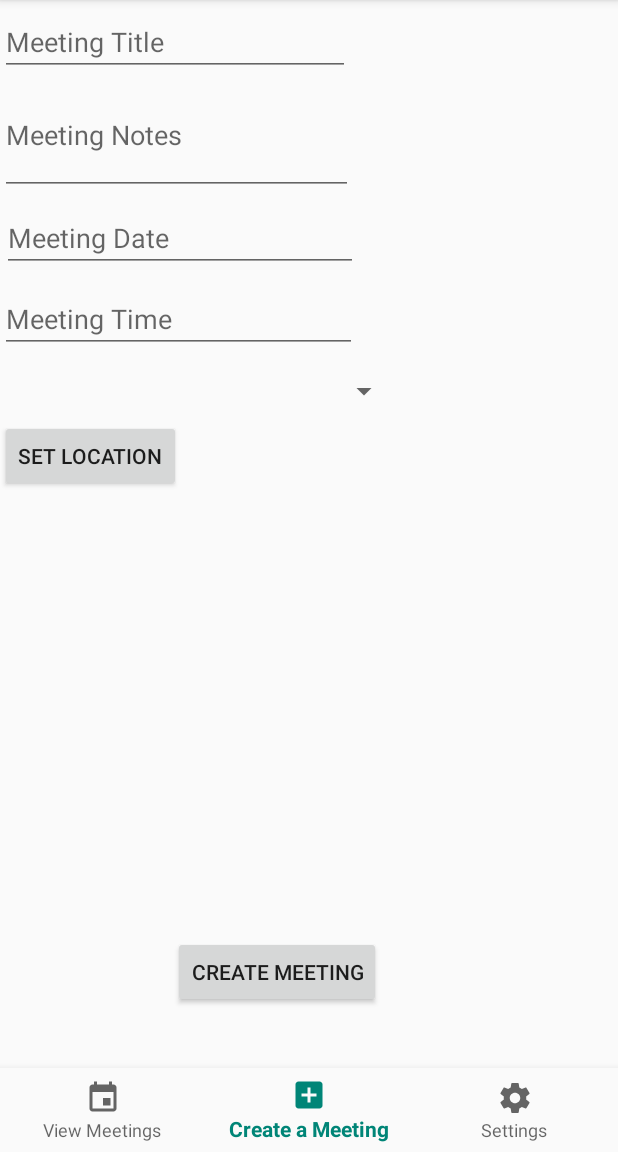
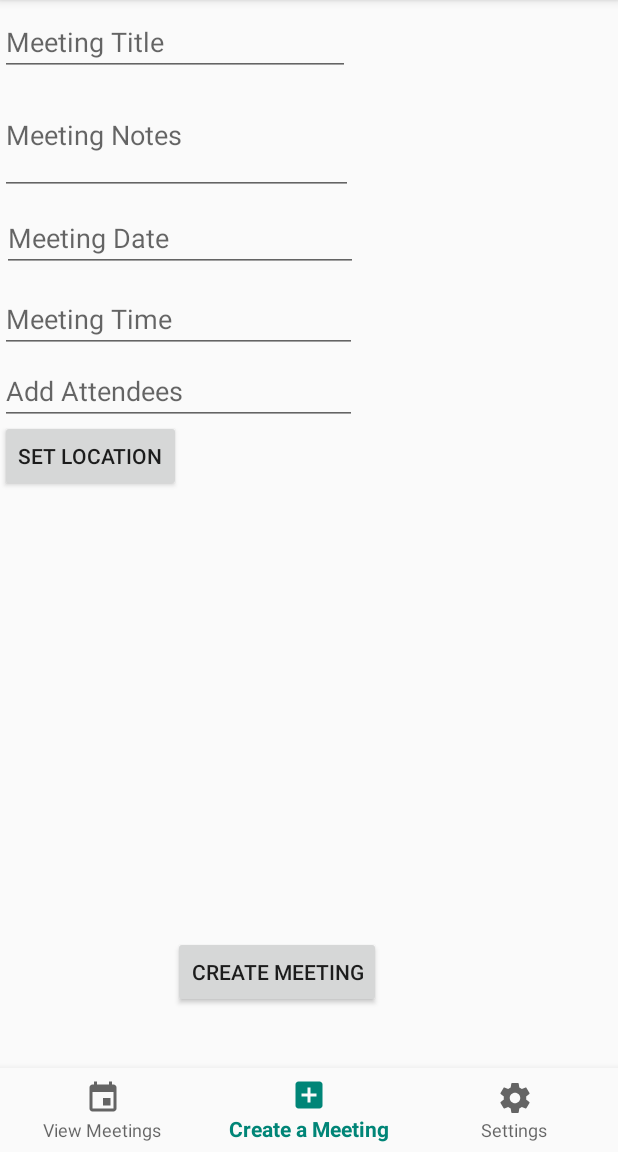
Before and after one commit to WisKhalifa/Meetballs, an Android app: the screen it shows after launch (MainActivity), item 2 of the bottom bar chosen, on a phone screen of 412 x 824 dp, the part 84-1236 px from its top. Run offline under Robolectric (Android 15) with nearby library versions, the phone set to English and light mode, and no system bars.

Commit message:
WORKING ATTENDEES Left: settings design clean up

```diff
--- a/app/src/main/java/com/example/wis/meetballs/CreateFragment.java
+++ b/app/src/main/java/com/example/wis/meetballs/CreateFragment.java
@@ -7,23 +7,19 @@ import android.support.v4.app.Fragment;
 import android.view.LayoutInflater;
 import android.view.View;
 import android.view.ViewGroup;
+import android.widget.ArrayAdapter;
+import android.widget.AutoCompleteTextView;
 import android.widget.Button;
 import android.widget.EditText;
 import android.widget.Toast;
 
-import com.google.android.gms.maps.GoogleMap;
-import com.google.android.gms.maps.MapView;
-import com.google.android.gms.maps.model.LatLng;
 
 
 public class CreateFragment extends Fragment {
 
 
     protected EditText titleEdit, notesEdit, dateEdit, timeEdit;
-    static LatLng coord;
-
-    GoogleMap mMap;
-    MapView mMapView;
+    protected AutoCompleteTextView attendeeEdit;
 
     @Nullable
     @Override
@@ -36,6 +32,7 @@ public class CreateFragment extends Fragment {
         notesEdit = view.findViewById(R.id.MeetingNotes);
         dateEdit = view.findViewById(R.id.MeetingDate);
         timeEdit = view.findViewById(R.id.MeetingTime);
+        attendeeEdit = view.findViewById(R.id.AddAttendee);
 
 
         Button createMeetingButton, locationButton;
@@ -51,17 +48,13 @@ public class CreateFragment extends Fragment {
         locationButton.setOnClickListener(new View.OnClickListener() {
             @Override
             public void onClick(View view) {
-
-
                 startActivity(i);
-
-                i.getDoubleExtra("LATIUDE", MapsActivity.lat);
-                i.getDoubleExtra("LONGITUDE", MapsActivity.longi);
-                System.out.println("lat" + MapsActivity.lat);
-                System.out.println("long" + MapsActivity.longi);
-
             }
         });
+
+        ArrayAdapter<String> adapter = new ArrayAdapter<String>(getContext(),
+                R.layout.attendee_layout, R.id.pastAttendee, FileHandler.findAttendees(this.getContext()));
+        attendeeEdit.setAdapter(adapter);
 
 
         return view;
@@ -75,6 +68,7 @@ public class CreateFragment extends Fragment {
         String notes = this.notesEdit.getText().toString();
         String date = this.dateEdit.getText().toString();
         String time = this.timeEdit.getText().toString();
+        String attend = this.attendeeEdit.getText().toString();
         Double lat = MapsActivity.lat;
         Double longi = MapsActivity.longi;
         FileHandler fh = new FileHandler(getContext());
@@ -90,9 +84,19 @@ public class CreateFragment extends Fragment {
         if (notes.equals("")) {
             valid = false;
         }
+        if (time.equals("")) {
+            valid = false;
+        }
+
+        if (attend.equals("")) {
+            valid = false;
+        }
 
         if (valid) {
-            fh.createMeeting(title, notes, date, time, lat, longi);
+
+            String[] names = attend.split(" ");
+
+            fh.createMeeting(title, notes, date, time, lat, longi, names);
         } else {
             Toast.makeText(this.getContext(), "Enter data", Toast.LENGTH_SHORT).show();
         }
--- a/app/src/main/java/com/example/wis/meetballs/FileHandler.java
+++ b/app/src/main/java/com/example/wis/meetballs/FileHandler.java
@@ -18,6 +18,19 @@ public class FileHandler {
 
     public FileHandler(Context context) {
         this.context = context;
+    }
+
+    public static List<String> findAttendees(Context c) {
+        List<String> names = new ArrayList<>();
+        List<Meeting> meets = displayMeeting(c);
+
+        for (Meeting m : meets) {
+            for (String s : m.getAttendees()) {
+                names.add(s);
+            }
+        }
+
+        return names;
     }
 
 
@@ -41,6 +54,11 @@ public class FileHandler {
                     m.setLat(Double.parseDouble(ms[4]));
                     m.setLongi(Double.parseDouble(ms[5]));
 
+                    String[] names = ms[6].split(";");
+                    for (String s : names) {
+                        m.getAttendees().add(s);
+                    }
+
                     meeting.add(m);
                 }
 
@@ -55,7 +73,7 @@ public class FileHandler {
         return meeting;
     }
 
-    public void createMeeting(String title, String notes, String date, String time, double lat, double longi) {
+    public void createMeeting(String title, String notes, String date, String time, double lat, double longi, String[] attendees) {
 
 
         try {
@@ -73,6 +91,10 @@ public class FileHandler {
             outputStreamWriter.write(Double.toString(lat));
             outputStreamWriter.write(",");
             outputStreamWriter.write(Double.toString(longi));
+            outputStreamWriter.write(",");
+            for (String s : attendees) {
+                outputStreamWriter.write(s + ";");
+            }
             outputStreamWriter.write("\n");
             outputStreamWriter.close();
 
--- a/app/src/main/res/layout/activity_alert_dialog_custom_view_display_meeting.xml
+++ b/app/src/main/res/layout/activity_alert_dialog_custom_view_display_meeting.xml
@@ -37,6 +37,11 @@
         android:layout_width="wrap_content"
         android:layout_height="wrap_content" />
 
+    <TextView
+        android:id="@+id/dialogMeetingAttend"
+        android:layout_width="wrap_content"
+        android:layout_height="wrap_content" />
+
     <Button
         android:id="@+id/meetingLocation"
         android:layout_width="wrap_content"
--- a/app/src/main/res/layout/fragment_create.xml
+++ b/app/src/main/res/layout/fragment_create.xml
@@ -53,15 +53,17 @@
         android:hint="@string/time"
         tools:text="@tools:sample/date/hhmm" />
 
-    <Spinner
-        android:id="@+id/spinner"
-        android:layout_width="239dp"
-        android:layout_height="40dp"
-        android:layout_alignBottom="@+id/MeetingDate"
-        android:layout_alignParentEnd="true"
-        android:layout_marginEnd="145dp"
-        android:layout_marginBottom="-99dp"
-        android:hint="@string/attendees" />
+    <AutoCompleteTextView
+        android:id="@+id/AddAttendee"
+        android:layout_width="238dp"
+        android:layout_height="wrap_content"
+
+        android:layout_alignParentTop="true"
+        android:layout_centerVertical="true"
+        android:layout_marginStart="0dp"
+        android:layout_marginTop="238dp"
+        android:layout_marginBottom="40dp"
+        android:hint="Add Attendees" />
 
     <Button
         android:id="@+id/createMeetingButton"
--- a/app/src/main/res/layout/fragment_settings.xml
+++ b/app/src/main/res/layout/fragment_settings.xml
@@ -3,10 +3,4 @@
     android:layout_width="match_parent"
     android:layout_height="match_parent">
 
-    <TextView
-        android:layout_width="wrap_content"
-        android:layout_height="wrap_content"
-        android:text="Settings"
-        android:textSize="28sp" />
-
 </RelativeLayout>
```
Also changed, not shown: app/src/main/java/com/example/wis/meetballs/RecyclerAdapter.java (+7 -0 lines), app/src/main/res/layout/attendee_layout.xml (added, +11 -0 lines).
